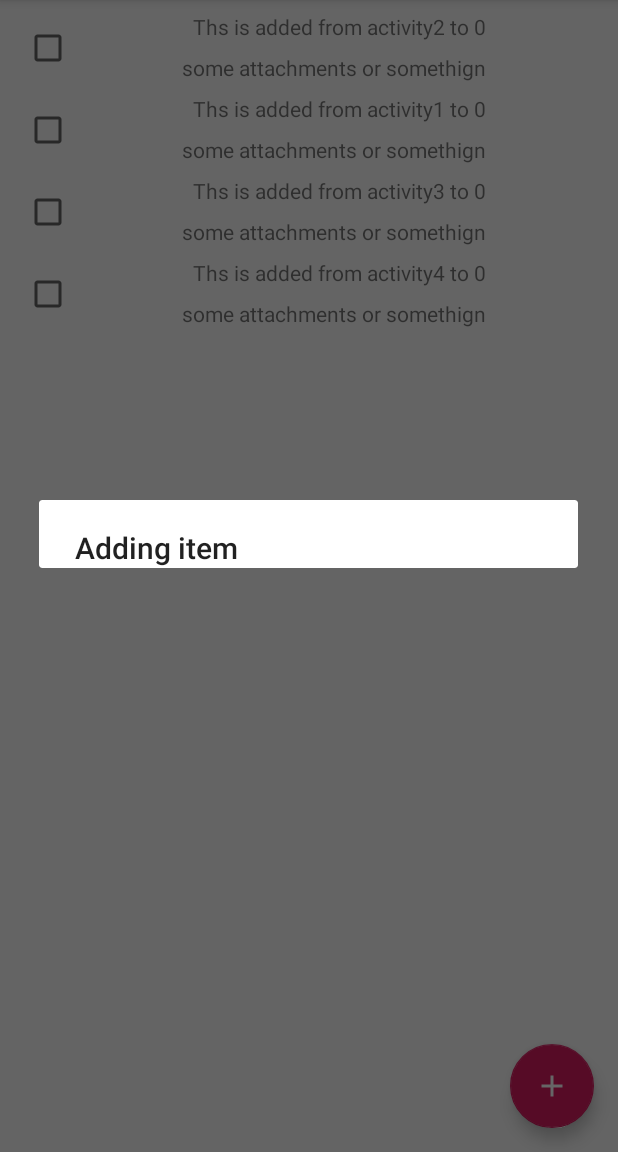
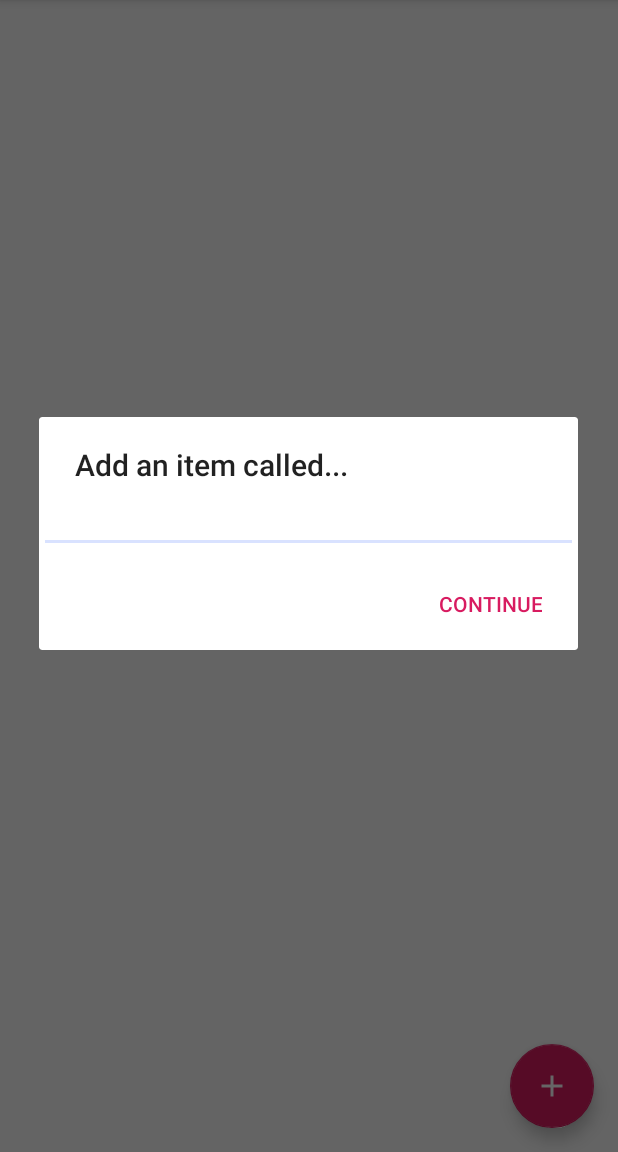
Before and after one commit to olaven/modulist, an Android app: the ModuleListActivity screen opened directly, with no data from a screen before it, after a tap on an icon or button, on a phone screen of 412 x 824 dp, the part 84-1236 px from its top. Run offline under Robolectric (Android 15) with nearby library versions, the phone set to English and light mode, and no system bars; our stand-ins replace Room's generated code; 1 statement that could not run was skipped.

Commit message:
Started implementing menu for adding items

```diff
--- /dev/null
+++ b/app/src/main/java/org/olaven/modulist/DialogUtil.kt
@@ -0,0 +1,13 @@
+package org.olaven.modulist
+
+import android.app.AlertDialog
+import android.content.Context
+
+fun createCustomDialog(context: Context, title: String, applied: (dialogBuilder: AlertDialog.Builder) -> Unit) {
+
+    AlertDialog.Builder(context).apply {
+        setTitle(title)
+        applied(this)
+        show()
+    }
+}
--- a/app/src/main/java/org/olaven/modulist/activities/MainActivity.kt
+++ b/app/src/main/java/org/olaven/modulist/activities/MainActivity.kt
@@ -78,9 +78,9 @@ class MainActivity : BaseActivity() {
     }
 
     private fun replaceMainFragment(fragment: Fragment) {
+
         val transaction = supportFragmentManager.beginTransaction()
         transaction.replace(R.id.activity_main_frameLayout, fragment)
         transaction.commit()
-
     }
 }
--- a/app/src/main/java/org/olaven/modulist/activities/ModuleListActivity.kt
+++ b/app/src/main/java/org/olaven/modulist/activities/ModuleListActivity.kt
@@ -1,20 +1,23 @@
 package org.olaven.modulist.activities
 
-import android.app.AlertDialog
 import android.arch.lifecycle.Observer
 import android.content.Intent
 import android.os.Bundle
 import android.support.v7.widget.LinearLayoutManager
 import android.view.Menu
 import android.view.MenuItem
+import android.widget.EditText
 import android.widget.LinearLayout
+import android.widget.TextView
 import android.widget.Toast
 import kotlinx.android.synthetic.main.activity_module_list.*
 import org.olaven.modulist.R
 import org.olaven.modulist.adapters.ItemsRecyclerAdapter
+import org.olaven.modulist.createCustomDialog
 import org.olaven.modulist.database.Models
 import org.olaven.modulist.database.entity.Item
 import org.olaven.modulist.database.entity.ModuleList
+import java.lang.Exception
 
 class ModuleListActivity : BaseActivity() {
 
@@ -33,11 +36,57 @@ class ModuleListActivity : BaseActivity() {
 
         activity_module_list_fab_add_item.setOnClickListener {
 
-            val alert = AlertDialog.Builder(this);
-            alert.apply {
-                setTitle("Adding item")
+            var name = getString(R.string.unloaded)
+            var dayDistribution = Integer.MAX_VALUE
+
+            val alertContext = this
+            createCustomDialog(alertContext, "Add an item called...") {
+
+                val view = EditText(applicationContext)
+                it.setView(view)
+                it.setPositiveButton("continue") { _, _ ->
+
+                    name = view.text.toString()
+
+                    createCustomDialog(alertContext, "Pack one for every ... days") {
+
+                        val dayOptions = resources.getStringArray(R.array.day_options)
+                        it.setSingleChoiceItems(dayOptions,  -1) { _, item ->
+
+                            try {
+                                dayDistribution = dayOptions[item].toInt()
+                            } catch (e: Exception) {
+                                //Intentionally blank.
+                                //Distribution stays the same.
+                            }
+                        }
+                        it.setPositiveButton("continue") {_, _ ->
+
+                            val distributionMessage =
+                                if (dayDistribution == Integer.MAX_VALUE)
+                                    "Pack just the one."
+                                else
+                                    dayDistribution.toString()
+
+                            val view = TextView(applicationContext).apply {
+                                text = "Name: $name \n Distribution: $distributionMessage"
+                            }
+
+                            createCustomDialog(alertContext, "Does this look okay?") {
+
+                                it.setView(view)
+                                it.setPositiveButton("Looks good") {_, _ ->
+
+                                }
+                                it.setNegativeButton("Not what I intended") {_, _ ->
+
+
+                                }
+                            }
+                        }
+                    }
+                }
             }
-            alert.show()
         }
     }
 
@@ -88,11 +137,7 @@ class ModuleListActivity : BaseActivity() {
         })
 
 
-        //TODO: REplace with demo
-        itemModel.insert(Item("Ths is added from activity1 to $id", false, 2, id))
-        itemModel.insert(Item("Ths is added from activity2 to $id", false, 2, id))
-        itemModel.insert(Item("Ths is added from activity3 to $id", false, 2, id))
-        itemModel.insert(Item("Ths is added from activity4 to $id", false, 2, id))
+
 
         activity_module_list_recycler_view.layoutManager = LinearLayoutManager(applicationContext, LinearLayout.VERTICAL, false)
         val adapter = ItemsRecyclerAdapter(applicationContext)
@@ -102,6 +147,7 @@ class ModuleListActivity : BaseActivity() {
 
                 adapter.add(item)
             }
+            adapter.notifyDataSetChanged()
 
         })
         adapter.notifyDataSetChanged()
@@ -125,14 +171,3 @@ class ModuleListActivity : BaseActivity() {
 
 
 }
-
-
-/* //NOTE: Fungerer!
-         itemModel.allItemsLive.observe(lifecycleOwner, Observer {items ->
-
-             items?.let {
-
-                 activity_module_list_recycler_view.layoutManager = LinearLayoutManager(applicationContext, LinearLayout.VERTICAL, false)
-                 activity_module_list_recycler_view.adapter = ItemsRecyclerAdapter(applicationContext, items)
-             }
-         }) */
--- a/app/src/main/java/org/olaven/modulist/database/dao/CommonDAO.kt
+++ b/app/src/main/java/org/olaven/modulist/database/dao/CommonDAO.kt
@@ -7,7 +7,7 @@ import android.arch.persistence.room.OnConflictStrategy
 
 
 @Dao
-interface CommonDAO<T> {
+interface  CommonDAO<T> {
 
     //TODO: Believe I can do more as long as I can figure out how to access calssname from generic
     // @Query(select * from ${T::class.simpleName})
--- a/app/src/main/java/org/olaven/modulist/database/repository/CommonRepository.kt
+++ b/app/src/main/java/org/olaven/modulist/database/repository/CommonRepository.kt
@@ -5,15 +5,14 @@ import org.olaven.modulist.database.dao.CommonDAO
 
 abstract class CommonRepository<T>(val dao: CommonDAO<T>) {
 
-    // val allElements... ikke observator
-
     @WorkerThread
-    suspend fun insert(element: T): Long =
+    fun insert(element: T): Long =
         dao.insert(element)
 
     @WorkerThread
-    suspend fun delete(element: T) =
+    fun delete(element: T) {
         dao.delete(element)
+    }
 
 
 
--- a/app/src/main/res/values/strings.xml
+++ b/app/src/main/res/values/strings.xml
@@ -37,5 +37,15 @@
     <string name="theme_key">theme_key</string>
     <string name="extra_modulelist_key">extra_modulelist_key</string>
 
+    <string-array name="day_options">
+        <item>2</item>
+        <item>4</item>
+        <item>6</item>
+        <item>12</item>
+        <item>16</item>
+        <item>30</item>
+        <item>Always pack one.</item>
+    </string-array>
+
 
 </resources>
```
